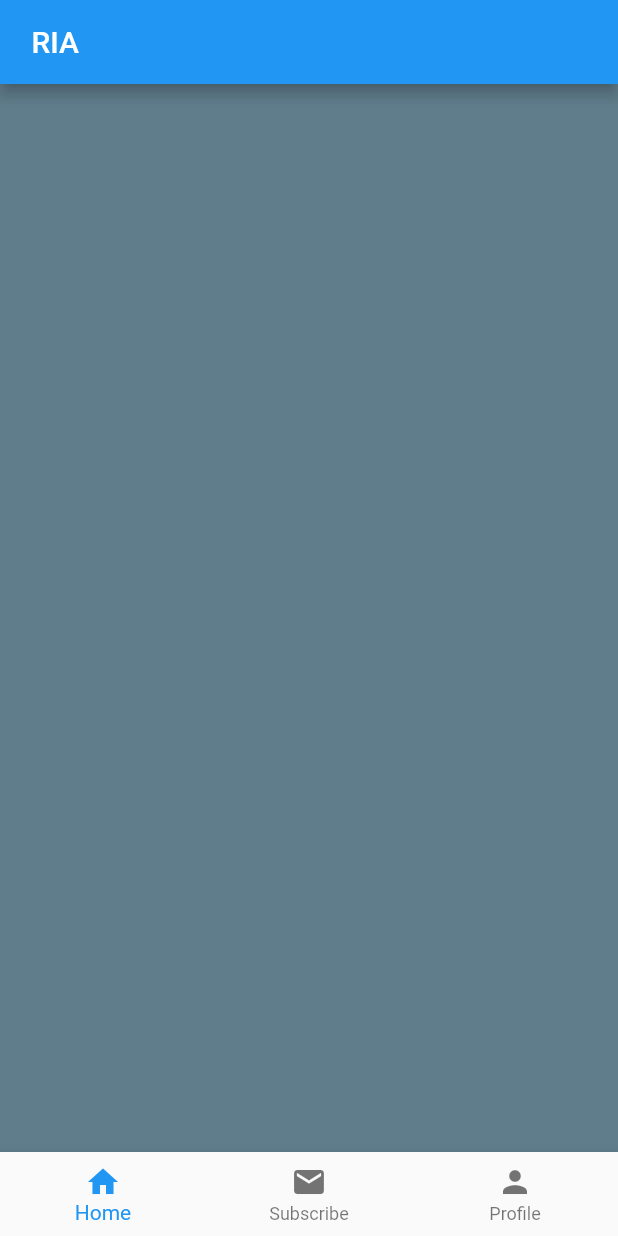
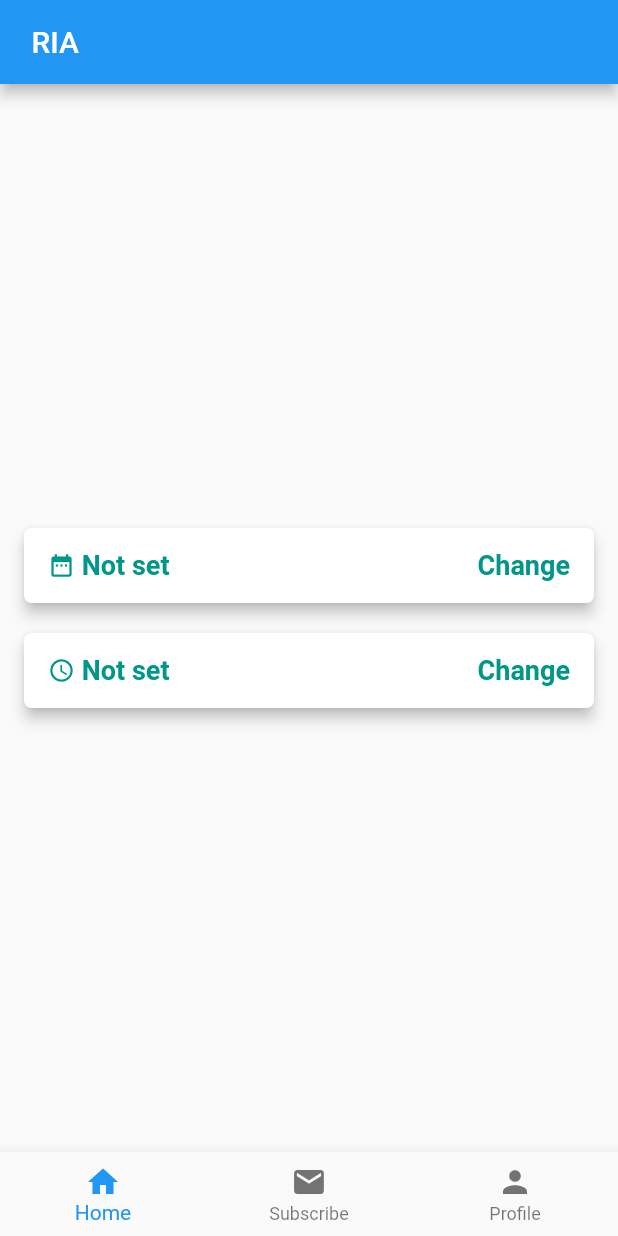
Before and after one commit to shouryalala/ria_client_app, a Flutter app: the Home screen opened by its route, on a phone screen of 412 x 824 dp. Run offline on Flutter 3.47's test engine with Material 2 defaults, Android fonts, the phone set to English and light mode, and no system bars; our stand-ins replace cloud_firestore, firebase_auth, flutter_datetime_picker, sms_autofill; missing offline and left inert: morpheus; accounts and stored records are empty.

Commit message:
added date and time picker. time in 24 hour format needs to be changed

```diff
--- /dev/null
+++ b/lib/home_screen.dart
@@ -0,0 +1,153 @@
+import 'package:flutter/material.dart';
+import 'package:flutter_app/ui/custom_time_picker.dart';
+import 'package:flutter_datetime_picker/flutter_datetime_picker.dart';
+
+class HomeScreen extends StatefulWidget {
+  @override
+  _HomeScreenState createState() => _HomeScreenState();
+}
+
+class _HomeScreenState extends State<HomeScreen> {
+  String _date = "Not set";
+  String _time = "Not set";
+
+  @override
+  void initState() {
+    super.initState();
+  }
+
+  @override
+  Widget build(BuildContext context) {
+    return Scaffold(
+      body: Padding(
+        padding: const EdgeInsets.all(16.0),
+        child: Container(
+          child: Column(
+            mainAxisSize: MainAxisSize.max,
+            mainAxisAlignment: MainAxisAlignment.center,
+            children: <Widget>[
+              RaisedButton(
+                shape: RoundedRectangleBorder(
+                    borderRadius: BorderRadius.circular(5.0)),
+                elevation: 4.0,
+                onPressed: () {
+                  DatePicker.showDatePicker(context,
+                      theme: DatePickerTheme(
+                        containerHeight: 210.0,
+                      ),
+                      showTitleActions: true,
+                      minTime: DateTime(2000, 1, 1),
+                      maxTime: DateTime(2022, 12, 31), onConfirm: (date) {
+                        print('confirm $date');
+                        _date = '${date.year} - ${date.month} - ${date.day}';
+                        setState(() {});
+                      }, currentTime: DateTime.now(), locale: LocaleType.en);
+                },
+                child: Container(
+                  alignment: Alignment.center,
+                  height: 50.0,
+                  child: Row(
+                    mainAxisAlignment: MainAxisAlignment.spaceBetween,
+                    children: <Widget>[
+                      Row(
+                        children: <Widget>[
+                          Container(
+                            child: Row(
+                              children: <Widget>[
+                                Icon(
+                                  Icons.date_range,
+                                  size: 18.0,
+                                  color: Colors.teal,
+                                ),
+                                Text(
+                                  " $_date",
+                                  style: TextStyle(
+                                      color: Colors.teal,
+                                      fontWeight: FontWeight.bold,
+                                      fontSize: 18.0),
+                                ),
+                              ],
+                            ),
+                          )
+                        ],
+                      ),
+                      Text(
+                        "  Change",
+                        style: TextStyle(
+                            color: Colors.teal,
+                            fontWeight: FontWeight.bold,
+                            fontSize: 18.0),
+                      ),
+                    ],
+                  ),
+                ),
+                color: Colors.white,
+              ),
+              SizedBox(
+                height: 20.0,
+              ),
+              RaisedButton(
+                shape: RoundedRectangleBorder(
+                    borderRadius: BorderRadius.circular(5.0)),
+                elevation: 4.0,
+                onPressed: () {
+                  DatePicker.showPicker(context,
+                      theme: DatePickerTheme(
+                        containerHeight: 210.0,
+                      ),
+                      showTitleActions: true,
+                      onConfirm: (time) {
+                        print('confirm $time');
+                        _time = '${time.hour} : ${time.minute}';
+                        setState(() {});
+                      },
+                      pickerModel: CustomTimePickerModel(DateTime.now(), LocaleType.en));
+                  setState(() {});
+                },
+                child: Container(
+                  alignment: Alignment.center,
+                  height: 50.0,
+                  child: Row(
+                    mainAxisAlignment: MainAxisAlignment.spaceBetween,
+                    children: <Widget>[
+                      Row(
+                        children: <Widget>[
+                          Container(
+                            child: Row(
+                              children: <Widget>[
+                                Icon(
+                                  Icons.access_time,
+                                  size: 18.0,
+                                  color: Colors.teal,
+                                ),
+                                Text(
+                                  " $_time",
+                                  style: TextStyle(
+                                      color: Colors.teal,
+                                      fontWeight: FontWeight.bold,
+                                      fontSize: 18.0),
+                                ),
+                              ],
+                            ),
+                          )
+                        ],
+                      ),
+                      Text(
+                        "  Change",
+                        style: TextStyle(
+                            color: Colors.teal,
+                            fontWeight: FontWeight.bold,
+                            fontSize: 18.0),
+                      ),
+                    ],
+                  ),
+                ),
+                color: Colors.white,
+              )
+            ],
+          ),
+        ),
+      ),
+    );
+  }
+}
--- a/lib/home_widget.dart
+++ b/lib/home_widget.dart
@@ -1,4 +1,5 @@
 import 'package:flutter/material.dart';
+import 'package:flutter_app/home_screen.dart';
 import 'package:flutter_app/placeholder_widget.dart';
 import 'package:flutter_app/profile/profile_options.dart';
 import 'package:morpheus/widgets/morpheus_tab_view.dart';
@@ -21,7 +22,7 @@ class _HomeState extends State<Home> {
     2 : GlobalKey<NavigatorState>(),
   };
   final List<Widget> _children = [
-    PlaceholderWidget(Colors.white),
+    HomeScreen(),
     PlaceholderWidget(Colors.deepOrange),
     ProfileOptions()
   ];
--- a/lib/nested-tab-navigator.dart
+++ b/lib/nested-tab-navigator.dart
@@ -3,6 +3,7 @@ import 'package:flutter_app/profile/history_widget.dart';
 import 'package:flutter_app/placeholder_widget.dart';
 import 'package:flutter_app/profile/profile_options.dart';
 
+import 'home_screen.dart';
 import 'login_screen.dart';
 import 'login_widget.dart';
 
@@ -31,7 +32,7 @@ class TabNavigator extends StatelessWidget {
 
   Map<String, WidgetBuilder> _routeBuilders(BuildContext context) {
     return {
-      TabNavigatorRoutes.root: (context) => PlaceholderWidget(Colors.blueGrey),
+      TabNavigatorRoutes.root: (context) => HomeScreen(),
       TabNavigatorRoutes.subscribe: (context) => PlaceholderWidget(Colors.amberAccent),
       TabNavigatorRoutes.profile: (context) => ProfileOptions(
 //        color: TabHelper.color(tabItem),
--- /dev/null
+++ b/lib/ui/custom_time_picker.dart
@@ -0,0 +1,12 @@
+import 'package:flutter_datetime_picker/flutter_datetime_picker.dart';
+
+class CustomTimePickerModel extends TimePickerModel {
+  CustomTimePickerModel(DateTime initialTime, LocaleType localType)
+      : super(currentTime: initialTime, locale: localType);
+
+  @override
+  String rightDivider() => "";
+
+  @override
+  List<int> layoutProportions() => [100, 100, 1];
+}
--- a/lib/ui/input_fields.dart
+++ b/lib/ui/input_fields.dart
@@ -19,16 +19,16 @@ class InputFieldArea extends StatelessWidget {
       child: new TextFormField(
         obscureText: obscure,
         style: const TextStyle(
-          color: Colors.white,
+          color: Colors.black,
         ),
         decoration: new InputDecoration(
           icon: new Icon(
             icon,
-            color: Colors.white,
+            color: Colors.black,
           ),
           border: InputBorder.none,
           hintText: hint,
-          hintStyle: const TextStyle(color: Colors.white, fontSize: 15.0),
+          hintStyle: const TextStyle(color: Colors.black, fontSize: 15.0),
           contentPadding: const EdgeInsets.only(
               top: 30.0, right: 30.0, bottom: 30.0, left: 5.0),
         ),
--- a/pubspec.yaml
+++ b/pubspec.yaml
@@ -22,6 +22,7 @@ dependencies:
   sms_autofill:
   path_provider:
   morpheus: ^1.0.2
+  flutter_datetime_picker: ^1.2.6
   flutter:
     sdk: flutter
 
```
Also changed, not shown: lib/login_screen.dart (+38 -12 lines), pubspec.lock.
